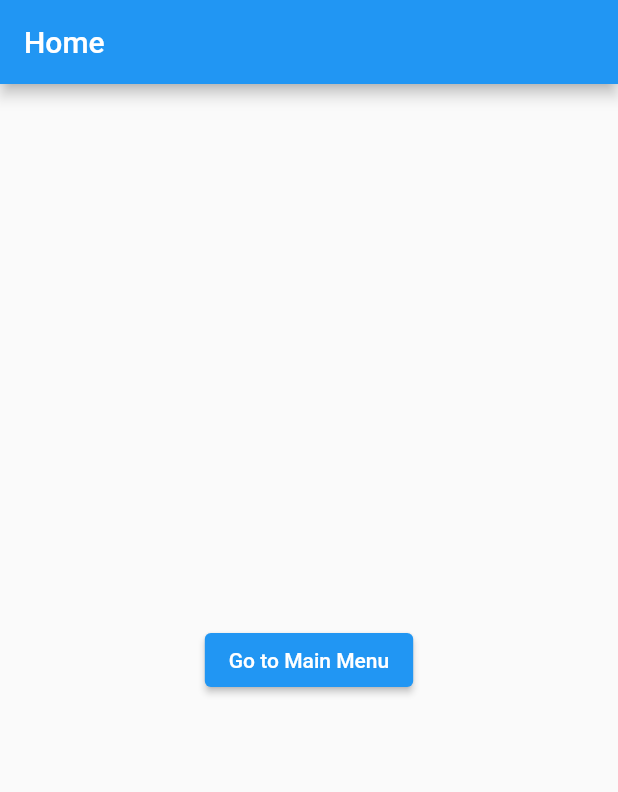
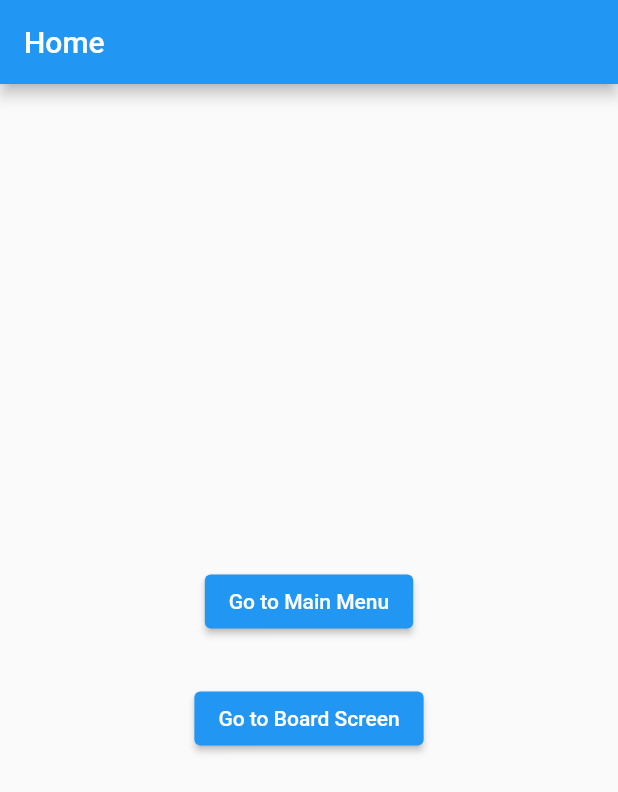
Before and after one commit to papryka-i-salami/geeruh-fe, a Flutter app: the screen it shows after launch, on a phone screen of 412 x 824 dp. Shown: the top 792 px of the screen. Run offline on Flutter 3.47's test engine with Material 2 defaults, Android fonts, the light colour scheme and no system bars; our stand-ins replace chopper, flutter_mobx, mobx; generated files the repository leaves out were written again.

Commit message:
Implemented first version of geeruh table

```diff
--- a/lib/geeruh_navigator.dart
+++ b/lib/geeruh_navigator.dart
@@ -1,5 +1,6 @@
 import 'package:flutter/material.dart';
 import 'package:geeruh/global_constants.dart';
+import 'package:geeruh/screens/board/board_screen.dart';
 import 'package:geeruh/screens/start/start_screen.dart';
 import 'package:geeruh/screens/test_screen/main_menu_screen.dart';
 
@@ -10,9 +11,15 @@ Route geeruhPageRoute(BuildContext context, String screen) {
 
     case ConstantScreens.StartScreen:
       return MaterialPageRoute(
-          builder: (_) => const StartScreen(
-                title: 'Home',
-              ));
+        builder: (_) => const StartScreen(
+          title: 'Home',
+        ),
+      );
+
+    case ConstantScreens.BoardScreen:
+      return MaterialPageRoute(
+        builder: (_) => const BoardScreen(),
+      );
 
     default:
       throw Exception("Incorrect screen path");
--- a/lib/global_constants.dart
+++ b/lib/global_constants.dart
@@ -1,4 +1,7 @@
+import 'package:geeruh/screens/board/board_screen.dart';
+
 class ConstantScreens {
   static const MainMenuScreen = "MainMenuScreen";
   static const StartScreen = "StartScreen";
+  static const BoardScreen = "BoardScreen";
 }
--- a/lib/screens/start/start_screen.dart
+++ b/lib/screens/start/start_screen.dart
@@ -17,7 +17,10 @@ class _StartScreenState extends State<StartScreen> {
       appBar: AppBar(
         title: const Text("Home"),
       ),
-      body: Center(
+      body: Column(
+        mainAxisAlignment: MainAxisAlignment.center,
+        children: [
+          Center(
             child: ElevatedButton(
               child: const Text("Go to Main Menu"),
               onPressed: () {
@@ -25,6 +28,17 @@ class _StartScreenState extends State<StartScreen> {
               },
             ),
           ),
+          const SizedBox(height: 30),
+          Center(
+            child: ElevatedButton(
+              child: const Text("Go to Board Screen"),
+              onPressed: () {
+                Navigator.pushNamed(context, ConstantScreens.BoardScreen);
+              },
+            ),
+          ),
+        ],
+      ),
     );
   }
 }
```
Also changed, not shown: lib/screens/board/board_screen.dart (added, +96 -0 lines), lib/screens/board/board_store.dart (added, +17 -0 lines). Lines whose indentation alone changed are shown as unchanged.
